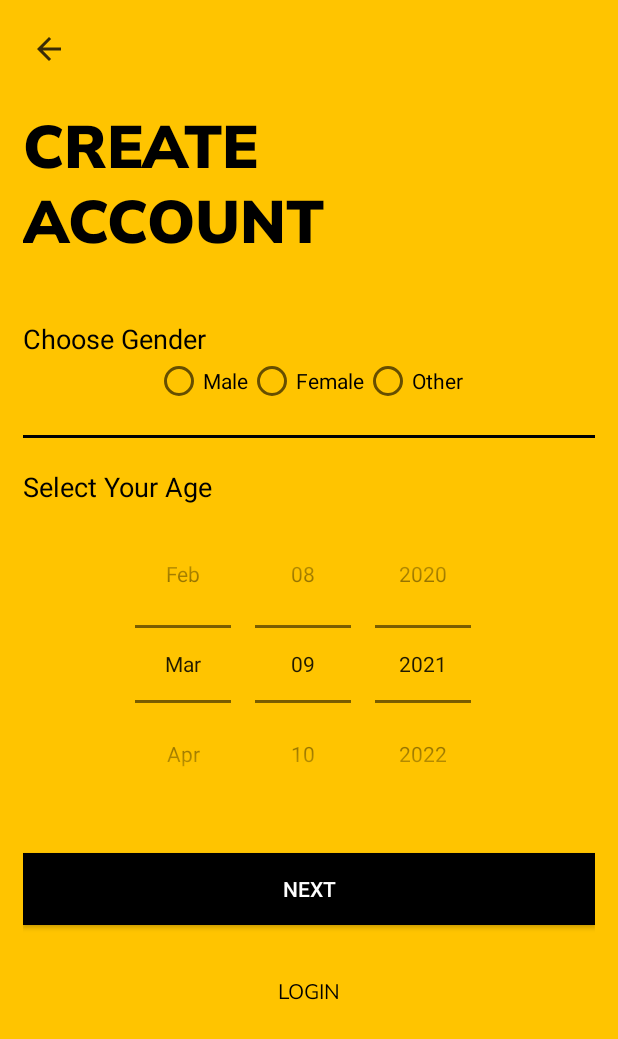
After one commit to Nithish1201/SEATPLOP, an Android app: the Signup2Activity screen opened directly, with no data from a screen before it, on a phone screen of 412 x 824 dp. The commit adds this screen. Shown: the top 1039 px of the screen. Run offline under Robolectric (Android 15) with nearby library versions, the phone set to English and light mode, and no system bars; Roboto replaces fonts that are not available here.

Commit message:
Reconnecting every activities and doing signup 2 and 3

```diff
--- a/app/build.gradle
+++ b/app/build.gradle
@@ -36,4 +36,5 @@ dependencies {
     testImplementation 'junit:junit:4.+'
     androidTestImplementation 'androidx.test.ext:junit:1.1.2'
     androidTestImplementation 'androidx.test.espresso:espresso-core:3.3.0'
+    implementation 'com.hbb20:ccp:2.3.1'
 }
--- a/app/src/main/AndroidManifest.xml
+++ b/app/src/main/AndroidManifest.xml
@@ -9,7 +9,9 @@
         android:roundIcon="@mipmap/ic_launcher_round"
         android:supportsRtl="true"
         android:theme="@style/Theme.SEATPLOP">
-        <activity android:name=".SignupActivity"></activity>
+        <activity android:name=".Signup3Activity"></activity>
+        <activity android:name=".Signup2Activity" />
+        <activity android:name=".Signup1Activity" />
         <activity android:name=".LoginActivity" />
         <activity android:name=".StartActivity">
             <intent-filter>
--- /dev/null
+++ b/app/src/main/java/com/nithishkumar/seatplop/Signup2Activity.java
@@ -0,0 +1,49 @@
+package com.nithishkumar.seatplop;
+
+import androidx.appcompat.app.AppCompatActivity;
+
+import android.content.Intent;
+import android.os.Bundle;
+import android.util.Pair;
+import android.view.View;
+import android.widget.Button;
+import android.widget.ImageView;
+import android.widget.TextView;
+
+public class Signup2Activity extends AppCompatActivity {
+
+    //variables
+    ImageView backBtn;
+    Button next, login;
+    TextView titleText;
+
+    @Override
+    protected void onCreate(Bundle savedInstanceState) {
+        super.onCreate(savedInstanceState);
+        setContentView(R.layout.activity_signup2);
+
+        //hooks
+        backBtn = findViewById(R.id.signup_back_button);
+        next = findViewById(R.id.signup_next_button);
+        login = findViewById(R.id.signup_login_button);
+        titleText = findViewById(R.id.signup_title_text);
+
+    }
+
+    public void callNextSignupScreen(View view) {
+
+        Intent intent = new Intent(getApplicationContext(),Signup3Activity.class);
+
+        //add transition
+        Pair[] pairs = new Pair[4];
+        pairs[0] = new Pair<View,String>(backBtn,"transition_back_arrow_btn");
+        pairs[1] = new Pair<View,String>(next,"transition_next_btn");
+        pairs[2] = new Pair<View,String>(login,"transition_login_btn");
+        pairs[3] = new Pair<View,String>(titleText,"transition_title_text");
+
+        //ActivityOptions options = ActivityOptions.makeSceneTransitionAnimation(SignupActivity.this,pairs);
+
+        startActivity(intent);
+
+    }
+}
--- a/app/src/main/java/com/nithishkumar/seatplop/StartActivity.java
+++ b/app/src/main/java/com/nithishkumar/seatplop/StartActivity.java
@@ -59,7 +59,7 @@ public class StartActivity extends AppCompatActivity {
 
         Pair[] pairs = new Pair[1];
         pairs[0] = new Pair<View,String>(image1,"transition_login");
-        ActivityOptions options = ActivityOptions.makeSceneTransitionAnimation(StartActivity.this,pairs);
+        //ActivityOptions options = ActivityOptions.makeSceneTransitionAnimation(StartActivity.this,pairs);
         startActivity(intent);
         //finish();
     }
--- /dev/null
+++ b/app/src/main/res/drawable/black_border.xml
@@ -0,0 +1,4 @@
+<?xml version="1.0" encoding="utf-8"?>
+<selector xmlns:android="http://schemas.android.com/apk/res/android">
+
+</selector>
--- a/app/src/main/res/layout/activity_login.xml
+++ b/app/src/main/res/layout/activity_login.xml
@@ -119,6 +119,7 @@
                 android:layout_width="match_parent"
                 android:layout_height="wrap_content"
                 android:text="LOGIN"
+                android:onClick="callSignupScreen"
                 android:background="@color/black"
                 android:textColor="@color/white"
                 android:transitionName="transition_login"
--- a/app/src/main/res/layout/activity_signup.xml
+++ b/app/src/main/res/layout/activity_signup1.xml
@@ -4,7 +4,7 @@
     xmlns:tools="http://schemas.android.com/tools"
     android:layout_width="match_parent"
     android:layout_height="match_parent"
-    tools:context=".SignupActivity"
+    tools:context=".Signup1Activity"
     android:background="@color/amber_yellow"
     android:padding="15dp">
 
--- /dev/null
+++ b/app/src/main/res/layout/activity_signup2.xml
@@ -0,0 +1,126 @@
+<?xml version="1.0" encoding="utf-8"?>
+<ScrollView xmlns:android="http://schemas.android.com/apk/res/android"
+    xmlns:app="http://schemas.android.com/apk/res-auto"
+    xmlns:tools="http://schemas.android.com/tools"
+    android:layout_width="match_parent"
+    android:layout_height="match_parent"
+    tools:context=".Signup2Activity"
+    android:background="@color/amber_yellow"
+    android:padding="15dp">
+
+    <LinearLayout
+        android:layout_width="match_parent"
+        android:layout_height="wrap_content"
+        android:orientation="vertical">
+
+        <ImageView
+            android:id="@+id/signup_back_button"
+            android:layout_width="wrap_content"
+            android:layout_height="wrap_content"
+            android:padding="5dp"
+            android:src="@drawable/ic_general_back_icon"
+            android:transitionName="transition_back_arrow_btn"/>
+
+        <TextView
+            android:id="@+id/signup_title_text"
+            android:layout_width="wrap_content"
+            android:layout_height="wrap_content"
+            android:text="Create\nAccount"
+            android:textColor="@color/black"
+            android:textSize="40sp"
+            android:fontFamily="@font/muli_black"
+            android:textAllCaps="true"
+            android:layout_marginTop="20dp"
+            android:transitionName="transition_title_text"/>
+
+        <LinearLayout
+            android:layout_width="match_parent"
+            android:layout_height="wrap_content"
+            android:orientation="vertical"
+            android:layout_marginTop="40dp">
+
+            <TextView
+                android:layout_width="wrap_content"
+                android:layout_height="wrap_content"
+                android:text="Choose Gender"
+                android:textColor="@color/black"
+                android:textSize="18sp"/>
+
+            <RadioGroup
+                android:layout_width="wrap_content"
+                android:layout_height="wrap_content"
+                android:orientation="horizontal"
+                android:layout_gravity="center">
+
+                <RadioButton
+                    android:id="@+id/radioButton"
+                    android:layout_width="wrap_content"
+                    android:layout_height="wrap_content"
+                    android:text="Male" />
+
+                <RadioButton
+                    android:id="@+id/radioButton2"
+                    android:layout_width="wrap_content"
+                    android:layout_height="wrap_content"
+                    android:text="Female" />
+
+                <RadioButton
+                    android:id="@+id/radioButton3"
+                    android:layout_width="wrap_content"
+                    android:layout_height="wrap_content"
+                    android:text="Other" />
+
+
+            </RadioGroup>
+
+
+            <View
+                android:layout_width="match_parent"
+                android:layout_height="2dp"
+                android:background="@color/black"
+                android:layout_marginTop="20dp"
+                android:layout_marginBottom="20dp"/>
+
+            <TextView
+                android:layout_width="wrap_content"
+                android:layout_height="wrap_content"
+                android:text="Select Your Age"
+                android:textColor="@color/black"
+                android:textSize="18sp"/>
+
+            <DatePicker
+                android:layout_width="match_parent"
+                android:layout_height="wrap_content"
+                android:datePickerMode="spinner"
+                android:calendarViewShown="false"
+                android:spinnersShown="true"/>
+
+        </LinearLayout>
+
+        <Button
+            android:id="@+id/signup_next_button"
+            android:layout_width="match_parent"
+            android:layout_height="wrap_content"
+            android:text="NEXT"
+            android:onClick="callNextSignupScreen"
+            android:background="@color/black"
+            android:layout_marginTop="20dp"
+            android:textColor="@color/white"
+            android:elevation="5dp"
+            android:transitionName="transition_next_btn"/>
+
+        <Button
+            android:id="@+id/signup_login_button"
+            android:layout_width="match_parent"
+            android:layout_height="wrap_content"
+            android:text="LOGIN"
+            android:background="#00000000"
+            android:layout_marginTop="20dp"
+            android:textColor="@color/black"
+            android:elevation="5dp"
+            android:fontFamily="@font/muli"
+            android:transitionName="transition_login_btn"/>
+
+    </LinearLayout>
+
+</ScrollView>
```
Also changed, not shown: app/src/main/java/com/nithishkumar/seatplop/LoginActivity.java (+8 -0 lines), app/src/main/java/com/nithishkumar/seatplop/Signup1Activity.java (added, +49 -0 lines), app/src/main/java/com/nithishkumar/seatplop/Signup3Activity.java (added, +18 -0 lines), app/src/main/java/com/nithishkumar/seatplop/SignupActivity.java (deleted, +0 -36 lines), app/src/main/res/layout/activity_signup3.xml (added, +80 -0 lines), gradle/wrapper/gradle-wrapper.properties.
